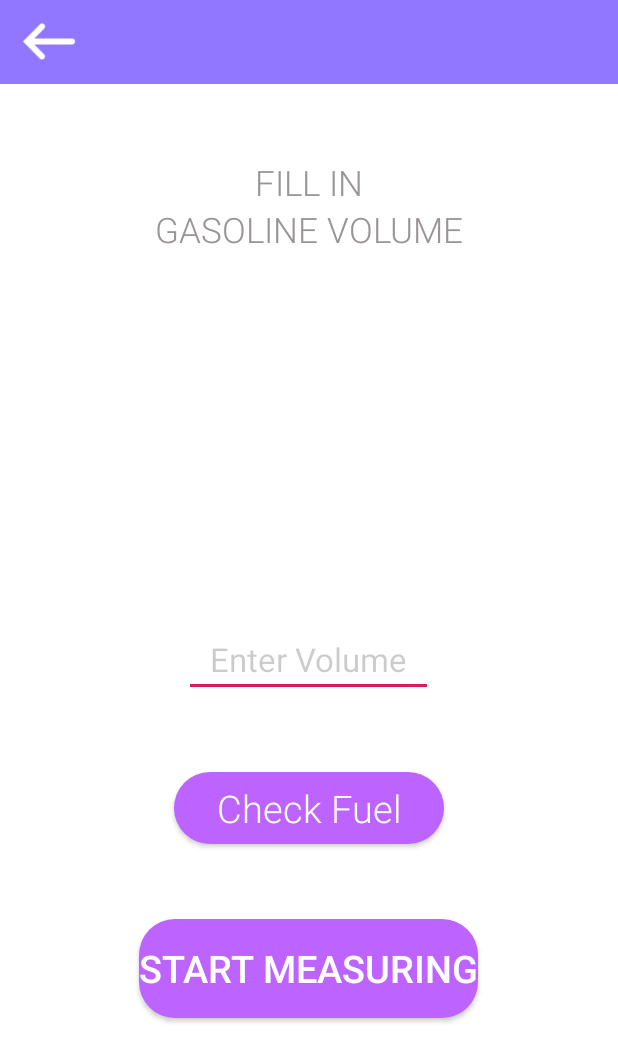
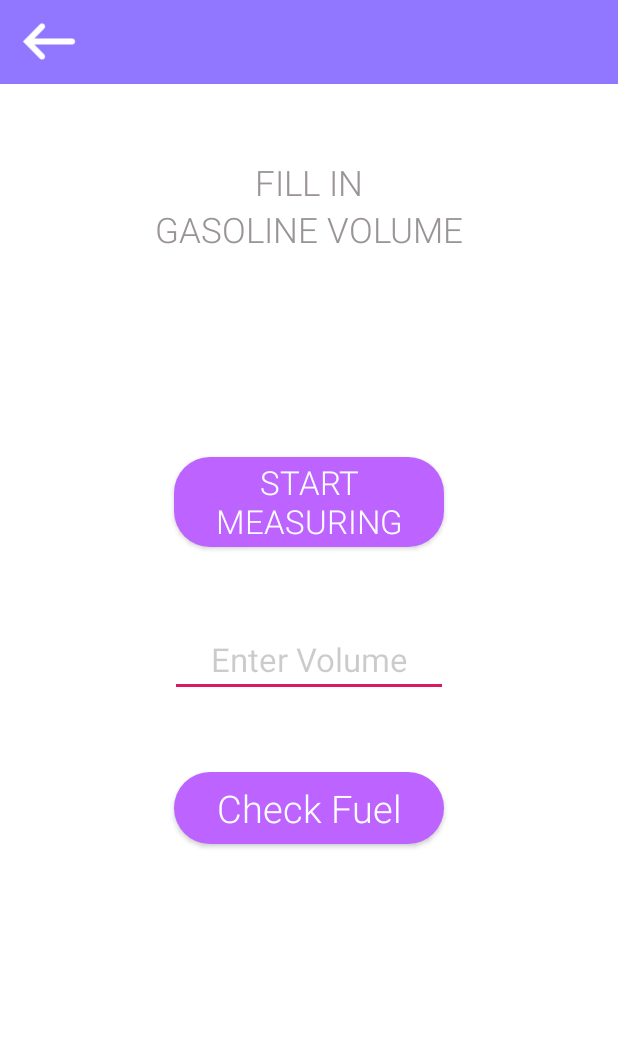
Before and after one commit to SMART-Jaegers/AndroidStudio, an Android app: the SetVolume screen opened directly, with no data from a screen before it, on a phone screen of 412 x 824 dp. Shown: the top 1062 px of the screen. Run offline under Robolectric (Android 15) with nearby library versions, the phone set to English and light mode, and no system bars; libraries missing offline, so code that uses them is left out: com.squareup.okhttp; Roboto replaces fonts that are not available here.

Commit message:
fix screen set volume

```diff
--- a/app/src/main/res/layout/activity_set_volume2.xml
+++ b/app/src/main/res/layout/activity_set_volume2.xml
@@ -67,7 +67,7 @@
 
         <EditText
             android:id="@+id/editText"
-            android:layout_width="166dp"
+            android:layout_width="185dp"
             android:layout_height="wrap_content"
             android:layout_centerInParent="true"
             android:ems="10"
@@ -81,15 +81,16 @@
 
         <Button
             android:id="@+id/button"
-            android:layout_width="wrap_content"
-            android:layout_height="66dp"
-            android:layout_below="@id/btncheckfuel"
+            android:layout_width="180dp"
+            android:layout_height="60dp"
+            android:layout_above="@id/editText"
             android:layout_centerHorizontal="true"
-            android:layout_marginTop="50dp"
+            android:layout_marginBottom="50dp"
             android:background="@drawable/chech_fuel"
+            android:fontFamily="sans-serif-light"
             android:text="Start measuring"
             android:textColor="#FFFFFF"
-            android:textSize="25sp" />
+            android:textSize="22sp" />
 
 
     </RelativeLayout>
```
